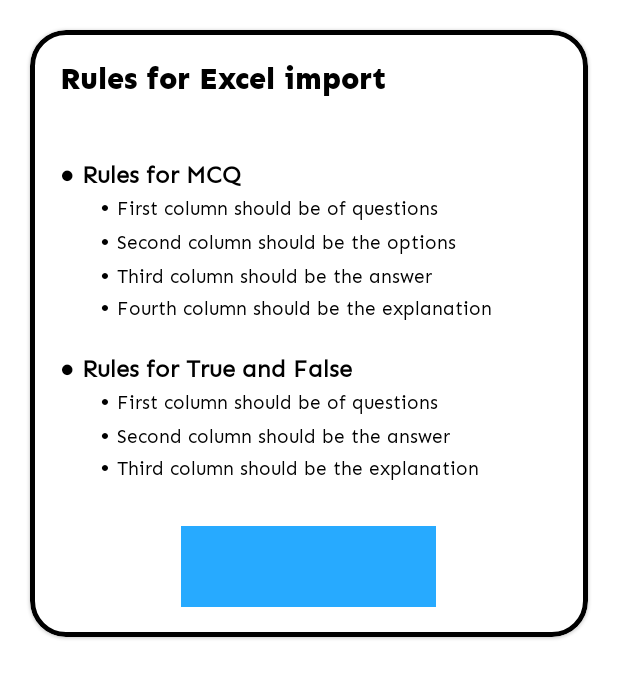
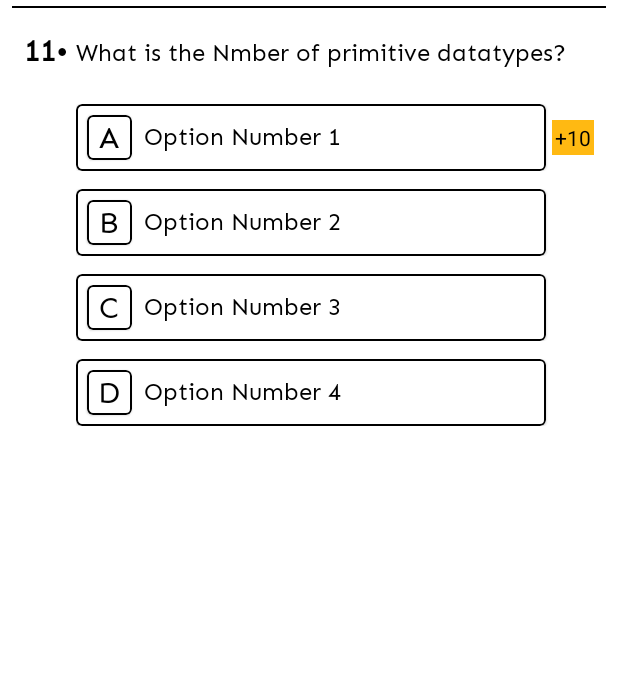
Before and after one commit to manvendra227/Quizzy, an Android app: the screen it shows after launch (LoginActivity), on a phone screen of 412 x 824 dp. Shown: the top 678 px of the screen. Run offline under Robolectric (Android 15) with nearby library versions, the phone set to English and light mode, and no system bars.

Commit message:
updated activity_quiz

```diff
--- a/app/src/main/java/com/example/quizzy/LoginActivity.kt
+++ b/app/src/main/java/com/example/quizzy/LoginActivity.kt
@@ -6,6 +6,6 @@
 class LoginActivity : AppCompatActivity() {
     override fun onCreate(savedInstanceState: Bundle?) {
         super.onCreate(savedInstanceState)
-        setContentView(R.layout.popup_import_rules)
+        setContentView(R.layout.list_item_question)
     }
 }
--- /dev/null
+++ b/app/src/main/res/layout/list_item_question.xml
@@ -0,0 +1,376 @@
+<?xml version="1.0" encoding="utf-8"?>
+<LinearLayout xmlns:android="http://schemas.android.com/apk/res/android"
+    xmlns:app="http://schemas.android.com/apk/res-auto"
+    android:layout_width="match_parent"
+    android:layout_height="wrap_content"
+    android:paddingBottom="24dp"
+    android:orientation="vertical">
+
+    <View
+        android:id="@+id/line1"
+        android:layout_width="match_parent"
+        android:layout_height="1dp"
+        android:layout_below="@+id/progressBar"
+        android:layout_marginStart="8dp"
+        android:layout_marginTop="4dp"
+        android:layout_marginEnd="8dp"
+        android:background="@color/black" />
+
+    <RelativeLayout
+        android:layout_width="match_parent"
+        android:layout_height="wrap_content"
+        android:layout_marginStart="16dp"
+        android:layout_marginEnd="16dp">
+
+        <TextView
+            android:id="@+id/questionNum"
+            android:layout_width="wrap_content"
+            android:layout_height="wrap_content"
+            android:layout_marginTop="16dp"
+            android:fontFamily="@font/sen_regular"
+            android:text="@string/questnumber"
+            android:textColor="@color/black"
+            android:textSize="20sp" />
+
+        <TextView
+            android:id="@+id/question"
+            android:layout_width="wrap_content"
+            android:layout_height="wrap_content"
+            android:layout_alignBaseline="@+id/questionNum"
+            android:layout_marginStart="5dp"
+            android:layout_toEndOf="@+id/questionNum"
+            android:fontFamily="@font/sen_regular"
+            android:text="@string/quest1"
+            android:textColor="@color/black"
+            android:textSize="20sp" />
+
+        <RelativeLayout
+            android:id="@+id/optionA"
+            android:layout_width="wrap_content"
+            android:layout_height="wrap_content"
+            android:layout_below="@id/question"
+            android:layout_alignStart="@+id/question"
+            android:layout_marginTop="24dp"
+            android:orientation="horizontal">
+
+            <com.google.android.material.card.MaterialCardView
+                android:layout_width="match_parent"
+                android:layout_height="wrap_content"
+                android:layout_marginEnd="@dimen/dimen_32"
+                app:strokeColor="@color/black"
+                app:strokeWidth="1dp">
+
+                <RelativeLayout
+                    android:layout_width="match_parent"
+                    android:layout_height="wrap_content">
+
+                    <com.google.android.material.card.MaterialCardView
+                        android:id="@+id/optA"
+                        android:layout_width="30dp"
+                        android:layout_height="30dp"
+                        android:layout_centerVertical="true"
+                        android:layout_marginStart="7dp"
+                        android:layout_marginTop="7dp"
+                        android:layout_marginBottom="7dp"
+                        app:cardBackgroundColor="@color/white"
+                        app:cardCornerRadius="4dp"
+                        app:strokeColor="@color/black"
+                        app:strokeWidth="1dp">
+
+                        <TextView
+                            android:layout_width="wrap_content"
+                            android:layout_height="wrap_content"
+                            android:layout_gravity="center"
+                            android:fontFamily="@font/sen_regular"
+                            android:text="@string/optionA"
+                            android:textColor="@color/black"
+                            android:textSize="20sp" />
+                    </com.google.android.material.card.MaterialCardView>
+
+                    <TextView
+                        android:layout_width="wrap_content"
+                        android:layout_height="wrap_content"
+                        android:layout_centerVertical="true"
+                        android:layout_toStartOf="@id/statusA"
+                        android:layout_toEndOf="@+id/optA"
+                        android:fontFamily="@font/sen_regular"
+                        android:padding="8dp"
+                        android:text="Option Number 1"
+                        android:textColor="@color/black"
+                        android:textSize="@dimen/dimen_text_16" />
+
+                    <TextView
+                        android:id="@+id/statusA"
+                        android:layout_width="wrap_content"
+                        android:layout_height="wrap_content"
+                        android:layout_alignParentEnd="true"
+                        android:layout_centerVertical="true"
+                        android:layout_marginEnd="8dp"
+                        android:fontFamily="@font/sen_bold"
+                        android:text="Correct!"
+                        android:textAllCaps="true"
+                        android:textSize="@dimen/dimen_text_12"
+                        android:visibility="gone" />
+                </RelativeLayout>
+            </com.google.android.material.card.MaterialCardView>
+
+            <TextView
+                android:id="@+id/scoreA"
+                android:layout_width="wrap_content"
+                android:layout_height="wrap_content"
+                android:layout_alignParentEnd="true"
+                android:layout_centerVertical="true"
+                android:background="@color/medium"
+                android:padding="2dp"
+                android:text="+10"
+                android:textColor="@color/black" />
+        </RelativeLayout>
+        <RelativeLayout
+            android:id="@+id/optionB"
+            android:layout_width="wrap_content"
+            android:layout_height="wrap_content"
+            android:layout_below="@id/optionA"
+            android:layout_alignStart="@+id/question"
+            android:layout_marginTop="12dp"
+            android:orientation="horizontal">
+
+            <com.google.android.material.card.MaterialCardView
+                android:layout_width="match_parent"
+                android:layout_height="wrap_content"
+                android:layout_marginEnd="@dimen/dimen_32"
+                app:strokeColor="@color/black"
+                app:strokeWidth="1dp">
+
+                <RelativeLayout
+                    android:layout_width="match_parent"
+                    android:layout_height="wrap_content">
+
+                    <com.google.android.material.card.MaterialCardView
+                        android:id="@+id/optB"
+                        android:layout_width="30dp"
+                        android:layout_height="30dp"
+                        android:layout_centerVertical="true"
+                        android:layout_marginStart="7dp"
+                        android:layout_marginTop="7dp"
+                        android:layout_marginBottom="7dp"
+                        app:cardBackgroundColor="@color/white"
+                        app:cardCornerRadius="4dp"
+                        app:strokeColor="@color/black"
+                        app:strokeWidth="1dp">
+
+                        <TextView
+                            android:layout_width="wrap_content"
+                            android:layout_height="wrap_content"
+                            android:layout_gravity="center"
+                            android:fontFamily="@font/sen_regular"
+                            android:text="B"
+                            android:textColor="@color/black"
+                            android:textSize="20sp" />
+                    </com.google.android.material.card.MaterialCardView>
+
+                    <TextView
+                        android:layout_width="wrap_content"
+                        android:layout_height="wrap_content"
+                        android:layout_centerVertical="true"
+                        android:layout_toStartOf="@id/statusB"
+                        android:layout_toEndOf="@+id/optB"
+                        android:fontFamily="@font/sen_regular"
+                        android:padding="8dp"
+                        android:text="Option Number 2"
+                        android:textColor="@color/black"
+                        android:textSize="@dimen/dimen_text_16" />
+
+                    <TextView
+                        android:id="@+id/statusB"
+                        android:layout_width="wrap_content"
+                        android:layout_height="wrap_content"
+                        android:layout_alignParentEnd="true"
+                        android:layout_centerVertical="true"
+                        android:layout_marginEnd="8dp"
+                        android:fontFamily="@font/sen_bold"
+                        android:text="Correct!"
+                        android:textAllCaps="true"
+                        android:textSize="@dimen/dimen_text_12"
+                        android:visibility="gone" />
+                </RelativeLayout>
+            </com.google.android.material.card.MaterialCardView>
+
+            <TextView
+                android:id="@+id/scoreB"
+                android:layout_width="wrap_content"
+                android:layout_height="wrap_content"
+                android:layout_alignParentEnd="true"
+                android:layout_centerVertical="true"
+                android:background="@color/medium"
+                android:padding="2dp"
+                android:visibility="gone"
+                android:text="+10"
+                android:textColor="@color/black" />
+        </RelativeLayout>
+        <RelativeLayout
+            android:id="@+id/optionC"
+            android:layout_width="wrap_content"
+            android:layout_height="wrap_content"
+            android:layout_below="@id/optionB"
+            android:layout_alignStart="@+id/question"
+            android:layout_marginTop="12dp"
+            android:orientation="horizontal">
+
+            <com.google.android.material.card.MaterialCardView
+                android:layout_width="match_parent"
+                android:layout_height="wrap_content"
+                android:layout_marginEnd="@dimen/dimen_32"
+                app:strokeColor="@color/black"
+                app:strokeWidth="1dp">
+
+                <RelativeLayout
+                    android:layout_width="match_parent"
+                    android:layout_height="wrap_content">
+
+                    <com.google.android.material.card.MaterialCardView
+                        android:id="@+id/optC"
+                        android:layout_width="30dp"
+                        android:layout_height="30dp"
+                        android:layout_centerVertical="true"
+                        android:layout_marginStart="7dp"
+                        android:layout_marginTop="7dp"
+                        android:layout_marginBottom="7dp"
+                        app:cardBackgroundColor="@color/white"
+                        app:cardCornerRadius="4dp"
+                        app:strokeColor="@color/black"
+                        app:strokeWidth="1dp">
+
+                        <TextView
+                            android:layout_width="wrap_content"
+                            android:layout_height="wrap_content"
+                            android:layout_gravity="center"
+                            android:fontFamily="@font/sen_regular"
+                            android:text="C"
+                            android:textColor="@color/black"
+                            android:textSize="20sp" />
+                    </com.google.android.material.card.MaterialCardView>
+
+                    <TextView
+                        android:layout_width="wrap_content"
+                        android:layout_height="wrap_content"
+                        android:layout_centerVertical="true"
+                        android:layout_toStartOf="@id/statusC"
+                        android:layout_toEndOf="@+id/optC"
+                        android:fontFamily="@font/sen_regular"
+                        android:padding="8dp"
+                        android:text="Option Number 3"
+                        android:textColor="@color/black"
+                        android:textSize="@dimen/dimen_text_16" />
+
+                    <TextView
+                        android:id="@+id/statusC"
+                        android:layout_width="wrap_content"
+                        android:layout_height="wrap_content"
+                        android:layout_alignParentEnd="true"
+                        android:layout_centerVertical="true"
+                        android:layout_marginEnd="8dp"
+                        android:fontFamily="@font/sen_bold"
+                        android:text="Correct!"
+                        android:textAllCaps="true"
+                        android:textSize="@dimen/dimen_text_12"
+                        android:visibility="gone" />
+                </RelativeLayout>
+            </com.google.android.material.card.MaterialCardView>
+
+            <TextView
+                android:id="@+id/scoreC"
+                android:layout_width="wrap_content"
+                android:layout_height="wrap_content"
+                android:layout_alignParentEnd="true"
+                android:layout_centerVertical="true"
+                android:background="@color/medium"
+                android:padding="2dp"
+                android:visibility="gone"
+                android:text="+10"
+                android:textColor="@color/black" />
+        </RelativeLayout>
+        <RelativeLayout
+            android:id="@+id/optionD"
+            android:layout_width="wrap_content"
+            android:layout_height="wrap_content"
+            android:layout_below="@id/optionC"
+            android:layout_alignStart="@+id/question"
+            android:layout_marginTop="12dp"
+            android:orientation="horizontal">
+
+            <com.google.android.material.card.MaterialCardView
+                android:layout_width="match_parent"
+                android:layout_height="wrap_content"
+                android:layout_marginEnd="@dimen/dimen_32"
+                app:strokeColor="@color/black"
+                app:strokeWidth="1dp">
+
+                <RelativeLayout
+                    android:layout_width="match_parent"
+                    android:layout_height="wrap_content">
+
+                    <com.google.android.material.card.MaterialCardView
+                        android:id="@+id/optD"
+                        android:layout_width="30dp"
+                        android:layout_height="30dp"
+                        android:layout_centerVertical="true"
+                        android:layout_marginStart="7dp"
+                        android:layout_marginTop="7dp"
+                        android:layout_marginBottom="7dp"
+                        app:cardBackgroundColor="@color/white"
+                        app:cardCornerRadius="4dp"
+                        app:strokeColor="@color/black"
+                        app:strokeWidth="1dp">
+
+                        <TextView
+                            android:layout_width="wrap_content"
+                            android:layout_height="wrap_content"
+                            android:layout_gravity="center"
+                            android:fontFamily="@font/sen_regular"
+                            android:text="D"
+                            android:textColor="@color/black"
+                            android:textSize="20sp" />
+                    </com.google.android.material.card.MaterialCardView>
+
+                    <TextView
+                        android:layout_width="wrap_content"
+                        android:layout_height="wrap_content"
+                        android:layout_centerVertical="true"
+                        android:layout_toStartOf="@id/statusD"
+                        android:layout_toEndOf="@+id/optD"
+                        android:fontFamily="@font/sen_regular"
+                        android:padding="8dp"
+                        android:text="Option Number 4"
+                        android:textColor="@color/black"
+                        android:textSize="@dimen/dimen_text_16" />
+
+                    <TextView
+                        android:id="@+id/statusD"
+                        android:layout_width="wrap_content"
+                        android:layout_height="wrap_content"
+                        android:layout_alignParentEnd="true"
+                        android:layout_centerVertical="true"
+                        android:layout_marginEnd="8dp"
+                        android:fontFamily="@font/sen_bold"
+                        android:text="Correct!"
+                        android:textAllCaps="true"
+                        android:textSize="@dimen/dimen_text_12"
+                        android:visibility="gone" />
+                </RelativeLayout>
+            </com.google.android.material.card.MaterialCardView>
+
+            <TextView
+                android:id="@+id/scoreD"
+                android:layout_width="wrap_content"
+                android:layout_height="wrap_content"
+                android:layout_alignParentEnd="true"
+                android:layout_centerVertical="true"
+                android:background="@color/medium"
+                android:padding="2dp"
+                android:text="+10"
+                android:visibility="gone"
+                android:textColor="@color/black" />
+        </RelativeLayout>
+    </RelativeLayout>
+
+</LinearLayout>
--- a/app/src/main/res/values/strings.xml
+++ b/app/src/main/res/values/strings.xml
@@ -9,8 +9,17 @@
     <string name="correct_answers">correct answers</string>
     <string name="review">Review Quiz</string>
     <string name="close">Close</string>
+    <!--Import Rules Strings-->
     <string name="quiz_question_text">Are you sure you want \nto submit the Quiz?</string>
     <string name="MCQ">\u25CF <b>Rules for MCQ </b>\n\t\t\u2022 <small>First column should be of questions</small>\n\t\t\u2022 <small>Second column should be the options</small>\n\t\t\u2022 <small>Third column should be the answer</small>\n\t\t\u2022 <small>Fourth column should be the explanation</small></string>
     <string name="trueflase">\u25CF <b>Rules for True and False</b> \n\t\t\u2022 <small>First column should be of questions</small>\n\t\t\u2022 <small>Second column should be the answer</small>\n\t\t\u2022 <small>Third column should be the explanation</small></string>
     <string name="rules_for_excel_import">Rules for Excel import</string>
+    <!--Ratings Strings-->
+    <string name="rating">Rate the quality of questions</string>
+    <string name="timer">01:58</string>
+    <!--activity_quiz strings-->
+    <string name="questnumber"><b>11</b>\u2022</string>
+    <string name="quest1"><small>What is the Nmber of primitive datatypes?</small></string>
+    <string name="optionA">A</string>
+    <string name="optionB">B</string>
 </resources>
```
Also changed, not shown: app/src/main/res/drawable/star_rating.xml (added, +56 -0 lines), app/src/main/res/layout/activity_quiz.xml (+77 -5 lines), app/src/main/res/layout/popup_rating.xml (+45 -4 lines).
